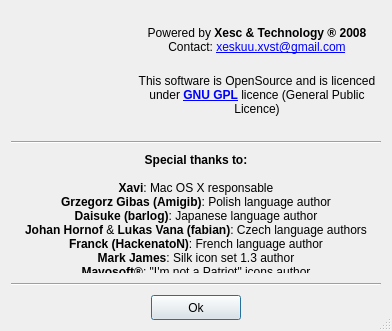
Qt form ui/credits.ui (ckorn/xvst) before a commit.
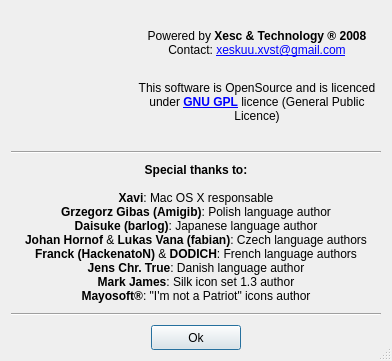
The same form after that commit. Icons and pictures are not drawn.

Commit message: - Added Danish language

```diff
--- a/ui/credits.ui
+++ b/ui/credits.ui
@@ -6,7 +6,7 @@
     <x>0</x>
     <y>0</y>
     <width>392</width>
-    <height>331</height>
+    <height>361</height>
    </rect>
   </property>
   <property name="windowTitle" >
@@ -124,7 +124,7 @@
    <item row="2" column="0" colspan="3" >
     <widget class="QLabel" name="label_5" >
      <property name="text" >
-      <string>&lt;b>Special thanks to:&lt;/b>&lt;br>&lt;br>&lt;b>Xavi&lt;/b>: Mac OS X responsable&lt;br>&lt;b>Grzegorz Gibas (Amigib)&lt;/b>: Polish language author&lt;br>&lt;b>Daisuke (barlog)&lt;/b>: Japanese language author&lt;br>&lt;b>Johan Hornof&lt;/b> &amp; &lt;b>Lukas Vana (fabian)&lt;/b>: Czech language authors&lt;br>&lt;b>Franck (HackenatoN)&lt;/b>: French language author&lt;br>&lt;b>Mark James&lt;/b>: Silk icon set 1.3 author&lt;br>&lt;b>Mayosoft®&lt;/b>: "I'm not a Patriot" icons author</string>
+      <string>&lt;b>Special thanks to:&lt;/b>&lt;br>&lt;br>&lt;b>Xavi&lt;/b>: Mac OS X responsable&lt;br>&lt;b>Grzegorz Gibas (Amigib)&lt;/b>: Polish language author&lt;br>&lt;b>Daisuke (barlog)&lt;/b>: Japanese language author&lt;br>&lt;b>Johan Hornof&lt;/b> &amp; &lt;b>Lukas Vana (fabian)&lt;/b>: Czech language authors&lt;br>&lt;b>Franck (HackenatoN)&lt;/b> &amp; &lt;b>DODICH&lt;/b>: French language authors&lt;br>&lt;b>Jens Chr. True&lt;/b>: Danish language author&lt;br>&lt;b>Mark James&lt;/b>: Silk icon set 1.3 author&lt;br>&lt;b>Mayosoft®&lt;/b>: "I'm not a Patriot" icons author</string>
      </property>
      <property name="alignment" >
       <set>Qt::AlignCenter</set>
```
The commit also changes 2 other files.
